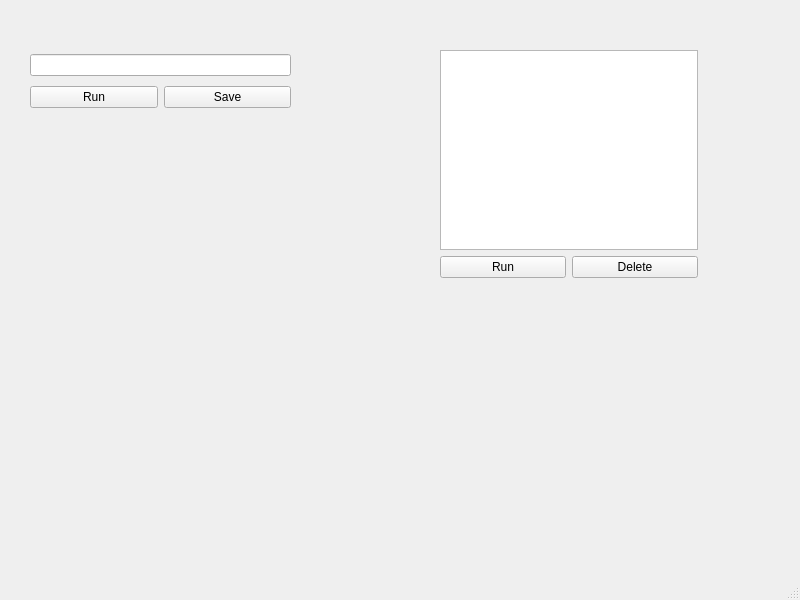
Old version of the form mainwindow.ui in the repository AGNworks/ScriptShelf.
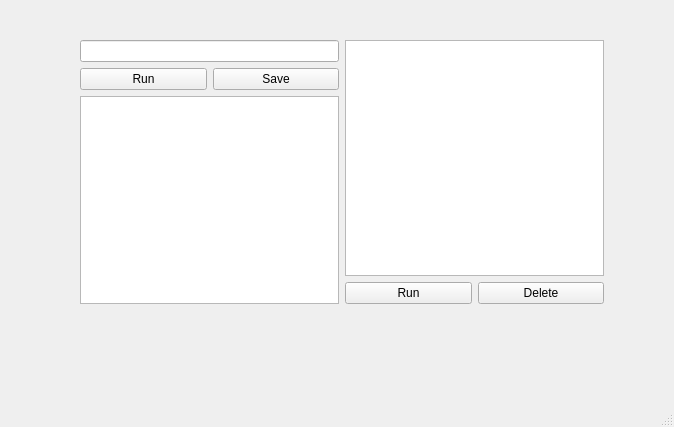
New version of the form.

```diff
--- a/mainwindow.ui
+++ b/mainwindow.ui
@@ -6,8 +6,8 @@
    <rect>
     <x>0</x>
     <y>0</y>
-    <width>800</width>
-    <height>600</height>
+    <width>674</width>
+    <height>427</height>
    </rect>
   </property>
   <property name="windowTitle">
@@ -17,12 +17,16 @@
    <widget class="QWidget" name="">
     <property name="geometry">
      <rect>
-      <x>30</x>
-      <y>50</y>
-      <width>261</width>
-      <height>62</height>
+      <x>80</x>
+      <y>40</y>
+      <width>524</width>
+      <height>264</height>
      </rect>
     </property>
+    <layout class="QHBoxLayout" name="horizontalLayout_3">
+     <item>
+      <layout class="QVBoxLayout" name="verticalLayout_3">
+       <item>
     <layout class="QVBoxLayout" name="verticalLayout">
      <item>
       <widget class="QLineEdit" name="lineEdit"/>
@@ -46,16 +50,13 @@
       </layout>
      </item>
     </layout>
-   </widget>
-   <widget class="QWidget" name="">
-    <property name="geometry">
-     <rect>
-      <x>440</x>
-      <y>50</y>
-      <width>258</width>
-      <height>228</height>
-     </rect>
-    </property>
+       </item>
+       <item>
+        <widget class="QTextEdit" name="textEdit"/>
+       </item>
+      </layout>
+     </item>
+     <item>
     <layout class="QVBoxLayout" name="verticalLayout_2">
      <item>
       <widget class="QListView" name="CommandList"/>
@@ -79,6 +80,8 @@
       </layout>
      </item>
     </layout>
+     </item>
+    </layout>
    </widget>
   </widget>
   <widget class="QMenuBar" name="menubar">
```
Left out of the diff: 2 changed lines with no effect on the pictures. Lines whose indentation alone changed are shown as unchanged.
